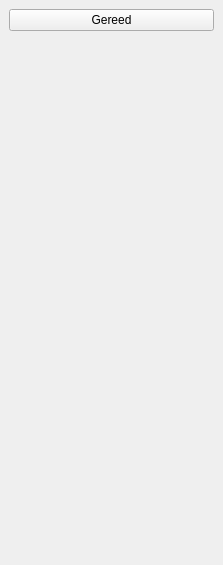
The window that plugin/oiv/tools/stackwidget.ui (OIV-NL-QGIS/QGIS_project) describes before a commit, drawn with Qt 5.
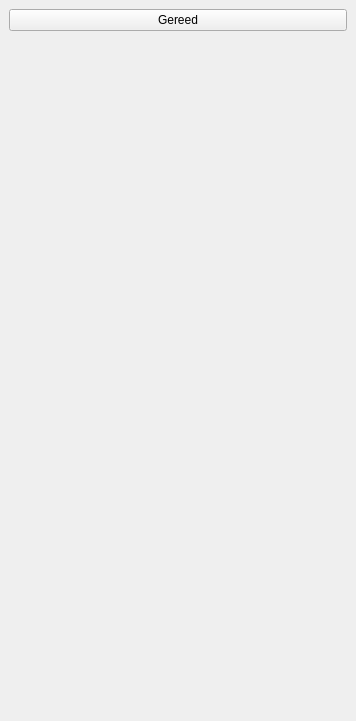
The same window after the commit.

Commit message: add spacer beneath attributeform

What changed in the file:
```diff
--- a/plugin/oiv/tools/stackwidget.ui
+++ b/plugin/oiv/tools/stackwidget.ui
@@ -6,8 +6,8 @@
    <rect>
     <x>0</x>
     <y>0</y>
-    <width>223</width>
-    <height>565</height>
+    <width>356</width>
+    <height>721</height>
    </rect>
   </property>
   <property name="sizePolicy">
@@ -30,6 +30,13 @@
     </sizepolicy>
    </property>
    <layout class="QGridLayout" name="gridLayout">
+    <item row="0" column="0">
+     <widget class="QPushButton" name="terug">
+      <property name="text">
+       <string>Gereed</string>
+      </property>
+     </widget>
+    </item>
     <item row="1" column="0">
      <layout class="QVBoxLayout" name="verticalLayout">
       <property name="sizeConstraint">
@@ -55,12 +62,18 @@
       </item>
      </layout>
     </item>
-    <item row="0" column="0">
-     <widget class="QPushButton" name="terug">
-      <property name="text">
-       <string>Gereed</string>
+    <item row="2" column="0">
+     <spacer name="verticalSpacer">
+      <property name="orientation">
+       <enum>Qt::Vertical</enum>
       </property>
-     </widget>
+      <property name="sizeHint" stdset="0">
+       <size>
+        <width>0</width>
+        <height>0</height>
+       </size>
+      </property>
+     </spacer>
     </item>
    </layout>
   </widget>
```
The commit also changes 1 other file.
